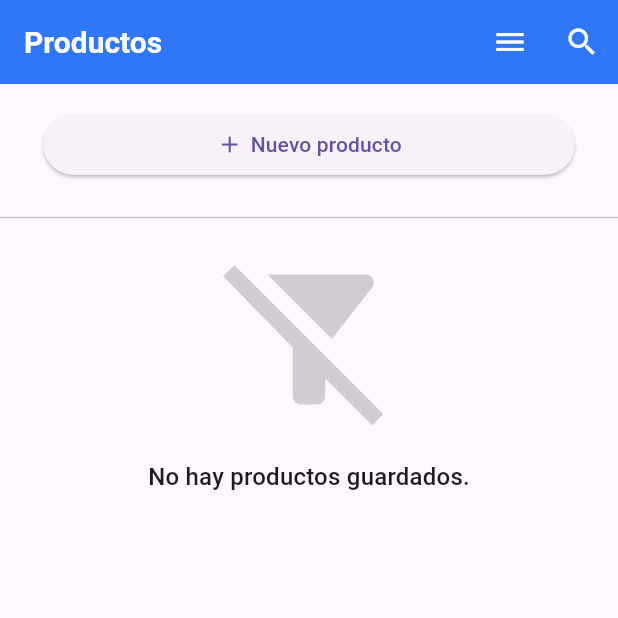
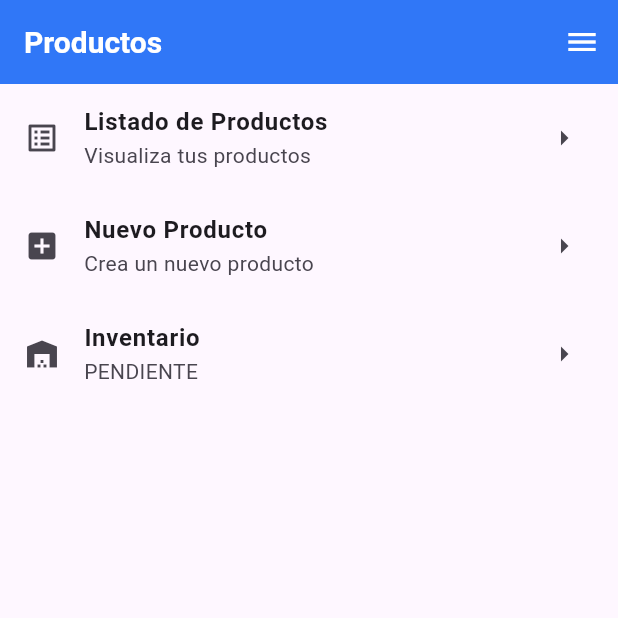
Before and after one commit to jcesarcr014/vende_facil_app, a Flutter app: the MenuScreen screen opened by its route, after a tap on "Productos", on a phone screen of 412 x 824 dp, the top half of it. Run offline on Flutter 3.47's test engine with Material 3 defaults, Android fonts, the phone set to English and light mode, and no system bars; our stand-ins replace image_picker, internet_connection_checker, shared_preferences, sqflite; missing offline and left inert: mime_type, openpay_bbva, simple_barcode_scanner; accounts and stored records are empty.

Commit message:
Products Submenu and modifications finish

```diff
--- a/lib/router/app_routes.dart
+++ b/lib/router/app_routes.dart
@@ -5,6 +5,7 @@ class AppRoutes {
   static const initialRoute = 'splash';
 
   static Map<String, Widget Function(BuildContext)> routes = {
+    'products-menu': (BuildContext context) => const ProductsScreen(),
     'splash': (BuildContext context) => const SplashScreen(),
     'select-branch-office': (BuildContext context) => const SucursalesScreen(),
     'home': (BuildContext context) => const HomeScreen(),
--- a/lib/screens/menu.dart
+++ b/lib/screens/menu.dart
@@ -172,6 +172,11 @@ class _MenuScreenState extends State<MenuScreen> {
                   return;
                 }
 
+                if( menuRoutes[index] == 'productos') {
+                  Navigator.pushNamed(context, 'products-menu');
+                  return;
+                }
+
                 Navigator.pushReplacementNamed(context, menuRoutes[index]);
               },
               child: Column(
--- a/lib/screens/productos/lista_productos.dart
+++ b/lib/screens/productos/lista_productos.dart
@@ -86,32 +86,6 @@ class _ProductosScreenState extends State<ProductosScreen> {
                   children: [
                     SizedBox(
                       height: windowHeight * 0.02,
-                    ),
-                    Padding(
-                      padding:
-                          EdgeInsets.symmetric(horizontal: windowWidth * 0.07),
-                      child: ElevatedButton(
-                        onPressed: () {
-                          Navigator.pushNamed(context, 'nvo-producto');
-                        },
-                        child: const Row(
-                          mainAxisAlignment: MainAxisAlignment.center,
-                          children: [
-                            Icon(Icons.add),
-                            SizedBox(
-                              width: 5,
-                            ),
-                            Text('Nuevo producto'),
-                          ],
-                        ),
-                      ),
-                    ),
-                    SizedBox(
-                      height: windowHeight * 0.02,
-                    ),
-                    const Divider(),
-                    SizedBox(
-                      height: windowHeight * 0.01,
                     ),
                     Column(children: _productos())
                   ],
--- /dev/null
+++ b/lib/screens/productos/products_screen.dart
@@ -0,0 +1,58 @@
+import 'package:flutter/material.dart';
+import '../../models/models.dart';
+
+class ProductsScreen extends StatelessWidget {
+  const ProductsScreen({super.key});
+
+  @override
+  Widget build(BuildContext context) {
+    final double screenWidth = MediaQuery.of(context).size.width;
+
+    return PopScope(
+      canPop: false,
+      onPopInvoked: (didpop) {
+        if (!didpop) Navigator.pushReplacementNamed(context, 'menu');
+      },
+      child: Scaffold(
+        appBar: AppBar(
+          automaticallyImplyLeading: false,
+          title: const Text('Productos'),
+          actions: [
+            IconButton(
+                onPressed: () {
+                  Navigator.pushReplacementNamed(context, 'menu');
+                },
+                icon: const Icon(Icons.menu)),
+          ],
+        ),
+        body: SingleChildScrollView(
+            padding: EdgeInsets.symmetric(horizontal: screenWidth * 0.0),
+            child: Column(
+              children: [
+                ListTile(
+                  leading: const Icon(Icons.list_alt),
+                  title: const Text('Listado de Productos', style: TextStyle(fontWeight: FontWeight.bold), maxLines: 2, overflow: TextOverflow.ellipsis),
+                  subtitle: const Text('Visualiza tus productos'),
+                  trailing: const Icon(Icons.arrow_right),
+                  onTap: () => Navigator.pushNamed(context, 'productos')
+                ),
+                ListTile(
+                  leading: const Icon(Icons.add_box),
+                  title: const Text('Nuevo Producto', style: TextStyle(fontWeight: FontWeight.bold), maxLines: 2, overflow: TextOverflow.ellipsis),
+                  subtitle: const Text('Crea un nuevo producto'),
+                  trailing: const Icon(Icons.arrow_right),
+                  onTap: () => Navigator.pushNamed(context, 'nvo-producto')
+                ),
+                ListTile(
+                  leading: const Icon(Icons.warehouse),
+                  title: const Text('Inventario', style: TextStyle(fontWeight: FontWeight.bold,), maxLines: 2, overflow: TextOverflow.ellipsis, ),
+                  subtitle: const Text('PENDIENTE'), trailing: const Icon(Icons.arrow_right),
+                  onTap: () => Navigator.pushNamed(context, 'InventoryPage')
+                )
+              ],
+            )),
+      ),
+    );
+
+  }
+}
--- a/lib/screens/screens.dart
+++ b/lib/screens/screens.dart
@@ -1,3 +1,4 @@
+export 'package:vende_facil/screens/productos/products_screen.dart'; // Sub menu de Productos
 export 'package:vende_facil/screens/configuracion/ticket_screen.dart';
 export 'package:vende_facil/screens/empresa/empresa_conf.dart';
 export 'package:vende_facil/screens/usuarios/cambio_pass.dart';
@@ -35,7 +36,7 @@ export 'package:vende_facil/screens/ventas/venta_screen.dart';
 export 'package:vende_facil/screens/apartados/apartado_screen.dart';
 export 'package:vende_facil/screens/splash_screen.dart';
 export 'package:vende_facil/screens/suscripcion/planes_screen.dart';
-export 'package:vende_facil/screens/empresa/inventario_sucursal.dart';
+export 'package:vende_facil/screens/productos/inventario_sucursal.dart';
 export 'package:vende_facil/screens/select_branch_office.dart';
 export 'package:vende_facil/screens/empresa/agregar_sucursales.dart';
 export 'package:vende_facil/screens/empresa/lista_sucursales.dart';
```
Also changed, not shown: lib/screens/productos/inventario_sucursal.dart (renamed from lib/screens/empresa/inventario_sucursal.dart, +34 -4 lines).
